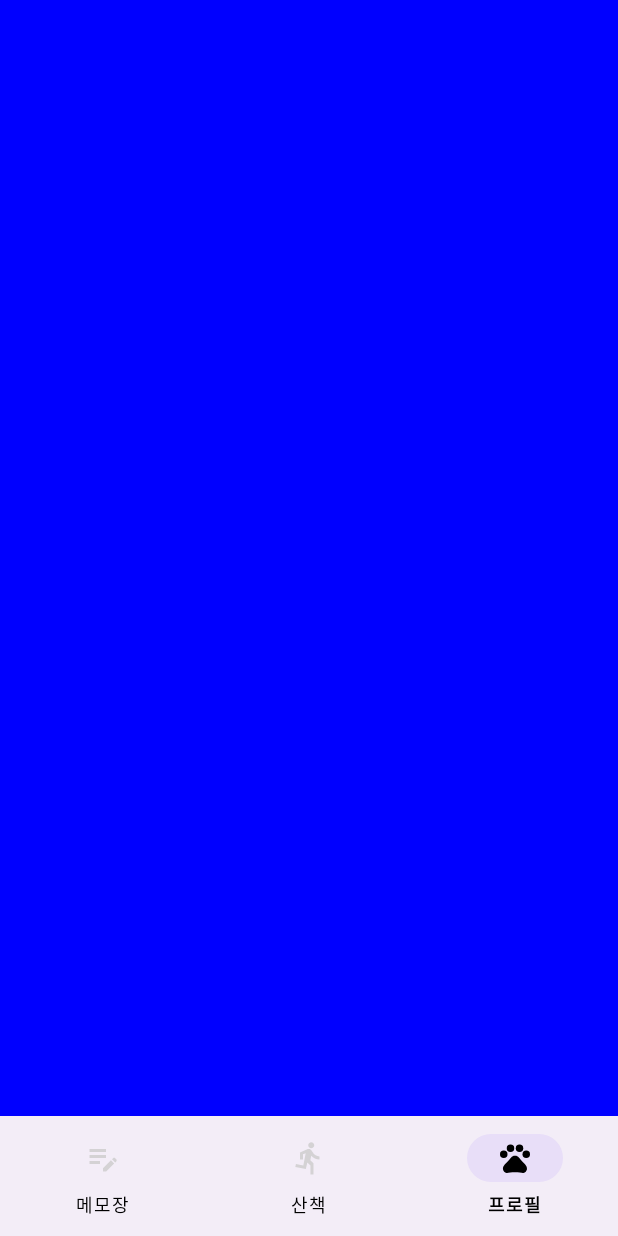
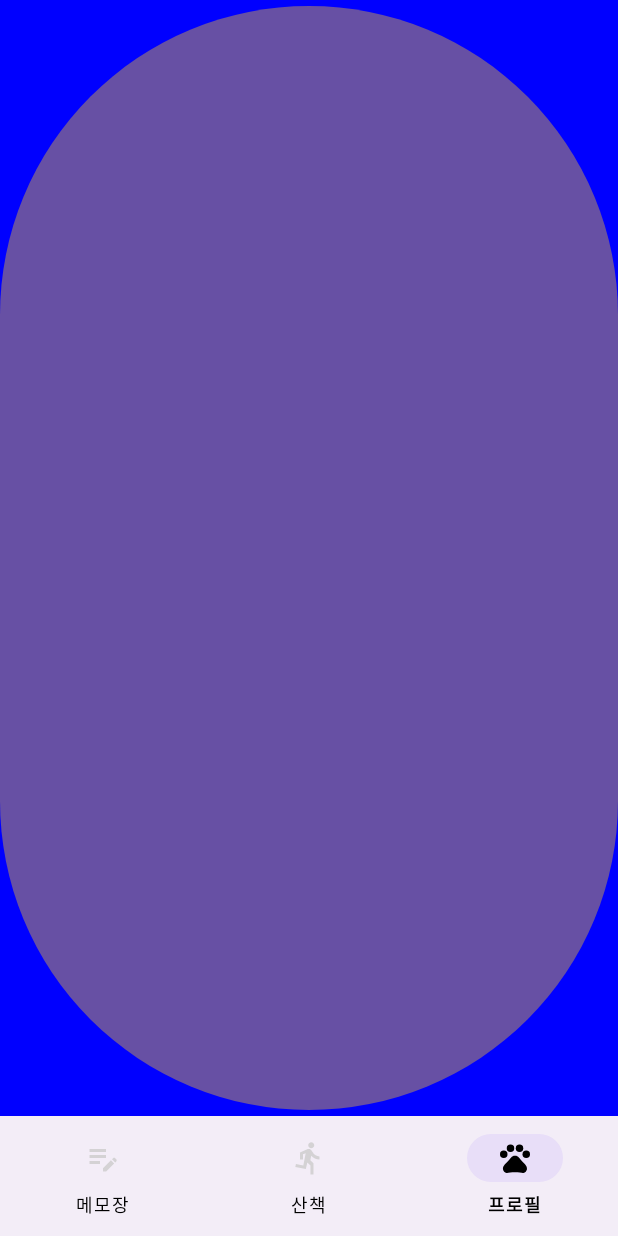
Before and after one commit to mobileprogramtukorea/androidstudioproject, an Android app: the screen it shows after launch (MainActivity), item 3 of the bottom bar chosen, on a phone screen of 412 x 824 dp. Run offline under Robolectric (Android 15) with nearby library versions, the phone set to English and light mode, and no system bars.

Commit message:
테스트

```diff
--- a/app/src/main/res/layout/fragment_mypage.xml
+++ b/app/src/main/res/layout/fragment_mypage.xml
@@ -4,4 +4,9 @@
     android:layout_height="match_parent"
     android:background="#0000FF">
 
+    <Button
+        android:layout_width="match_parent"
+        android:layout_height="match_parent"
+        />
+
 </androidx.constraintlayout.widget.ConstraintLayout>
```
